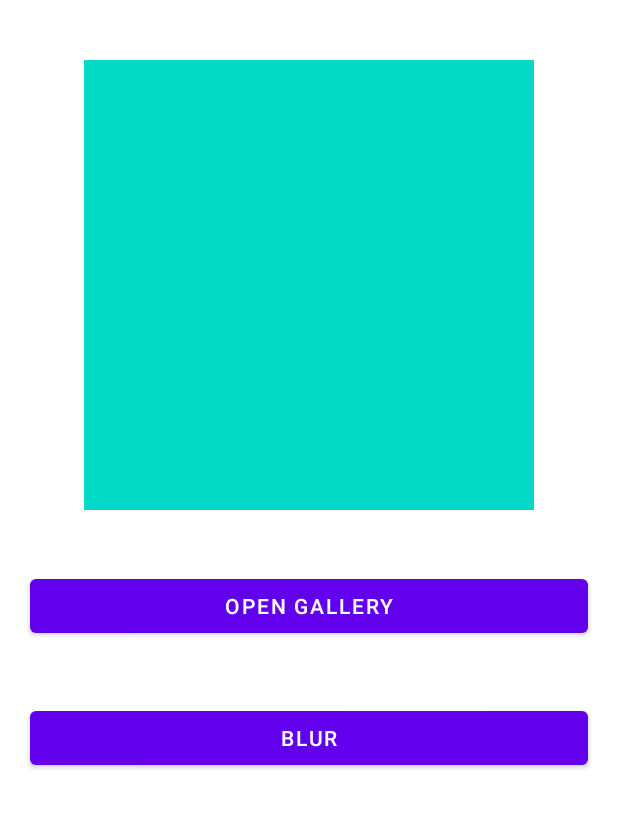
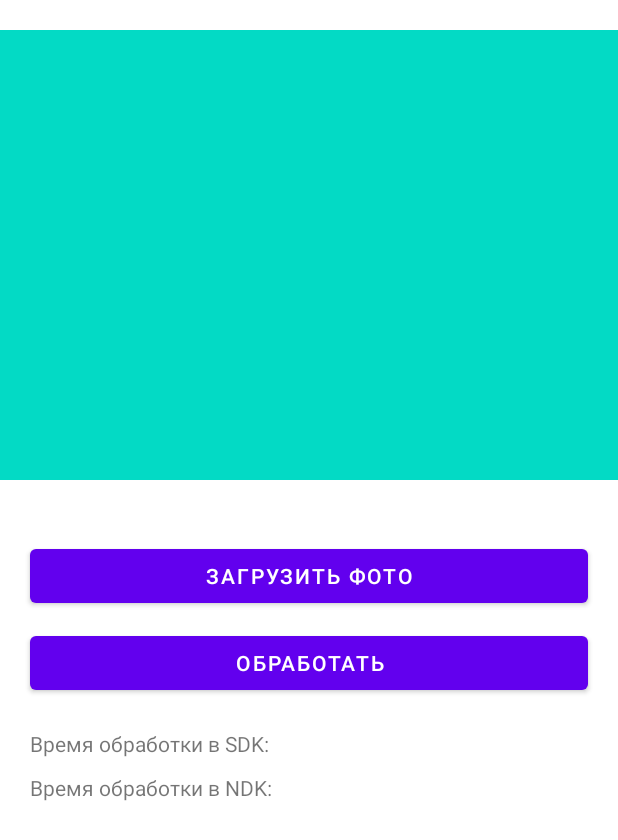
Before and after one commit to ilhan76/OpenCV-Android, an Android app: the layout activity_main.xml on its own in the app's theme, with its tools: preview values and no code run, on a phone screen of 412 x 824 dp. Shown: the top 840 px of the screen. Run offline under Robolectric (Android 15) with nearby library versions, the phone set to English and light mode, and no system bars.

Commit message:
Поправил верстку

```diff
--- a/app/src/main/res/layout/activity_main.xml
+++ b/app/src/main/res/layout/activity_main.xml
@@ -1,20 +1,23 @@
 <?xml version="1.0" encoding="utf-8"?>
-<androidx.constraintlayout.widget.ConstraintLayout xmlns:android="http://schemas.android.com/apk/res/android"
-    xmlns:app="http://schemas.android.com/apk/res-auto"
+<ScrollView xmlns:android="http://schemas.android.com/apk/res/android"
     xmlns:tools="http://schemas.android.com/tools"
     android:layout_width="match_parent"
     android:layout_height="match_parent"
+    android:orientation="vertical"
+    tools:context=".MainActivity">
+
+    <LinearLayout
+        android:layout_width="match_parent"
+        android:layout_height="wrap_content"
+        android:orientation="vertical"
         tools:context=".MainActivity">
 
         <ImageView
             android:id="@+id/picture_iv"
-        android:layout_width="300dp"
+            android:layout_width="match_parent"
             android:layout_height="300dp"
-        android:layout_marginTop="40dp"
+            android:layout_marginTop="20dp"
             android:background="@color/teal_200"
-        app:layout_constraintEnd_toEndOf="parent"
-        app:layout_constraintStart_toStartOf="parent"
-        app:layout_constraintTop_toTopOf="parent"
             tools:ignore="ContentDescription" />
 
         <Button
@@ -23,16 +26,54 @@
             android:layout_height="wrap_content"
             android:layout_marginHorizontal="20dp"
             android:layout_marginTop="40dp"
-        android:text="Open gallery"
-        app:layout_constraintTop_toBottomOf="@+id/picture_iv" />
+            android:text="@string/load_from_gallery_btn_text" />
 
         <Button
             android:id="@+id/blur_btn"
             android:layout_width="match_parent"
             android:layout_height="wrap_content"
             android:layout_marginHorizontal="20dp"
-        android:layout_marginTop="40dp"
-        android:text="Blur"
-        app:layout_constraintTop_toBottomOf="@+id/open_gallery_btn" />
+            android:layout_marginTop="10dp"
+            android:text="@string/process_btn_text" />
 
-</androidx.constraintlayout.widget.ConstraintLayout>
+        <LinearLayout
+            android:layout_width="wrap_content"
+            android:layout_height="wrap_content"
+            android:layout_marginHorizontal="20dp"
+            android:layout_marginTop="20dp">
+
+            <TextView
+                android:layout_width="wrap_content"
+                android:layout_height="wrap_content"
+                android:text="@string/sdk_time_text"
+                android:textSize="14sp"/>
+
+            <TextView
+                android:id="@+id/sdk_time_tv"
+                android:layout_marginStart="10dp"
+                android:layout_width="wrap_content"
+                android:layout_height="wrap_content"/>
+        </LinearLayout>
+
+        <LinearLayout
+            android:layout_width="wrap_content"
+            android:layout_height="wrap_content"
+            android:layout_marginHorizontal="20dp"
+            android:layout_marginTop="10dp">
+
+            <TextView
+                android:layout_width="wrap_content"
+                android:layout_height="wrap_content"
+                android:text="@string/ndk_time_text"
+                android:textSize="14sp"/>
+
+            <TextView
+                android:id="@+id/ndk_time_tv"
+                android:layout_marginStart="10dp"
+                android:layout_width="wrap_content"
+                android:layout_height="wrap_content"/>
+        </LinearLayout>
+
+    </LinearLayout>
+
+</ScrollView>
--- a/app/src/main/res/values/strings.xml
+++ b/app/src/main/res/values/strings.xml
@@ -1,3 +1,8 @@
 <resources>
     <string name="app_name">OpenCV-Android</string>
+
+    <string name="load_from_gallery_btn_text">Загрузить фото</string>
+    <string name="process_btn_text">Обработать</string>
+    <string name="sdk_time_text">Время обработки в SDK:</string>
+    <string name="ndk_time_text">Время обработки в NDK:</string>
 </resources>
```
Lines whose indentation alone changed are shown as unchanged.
